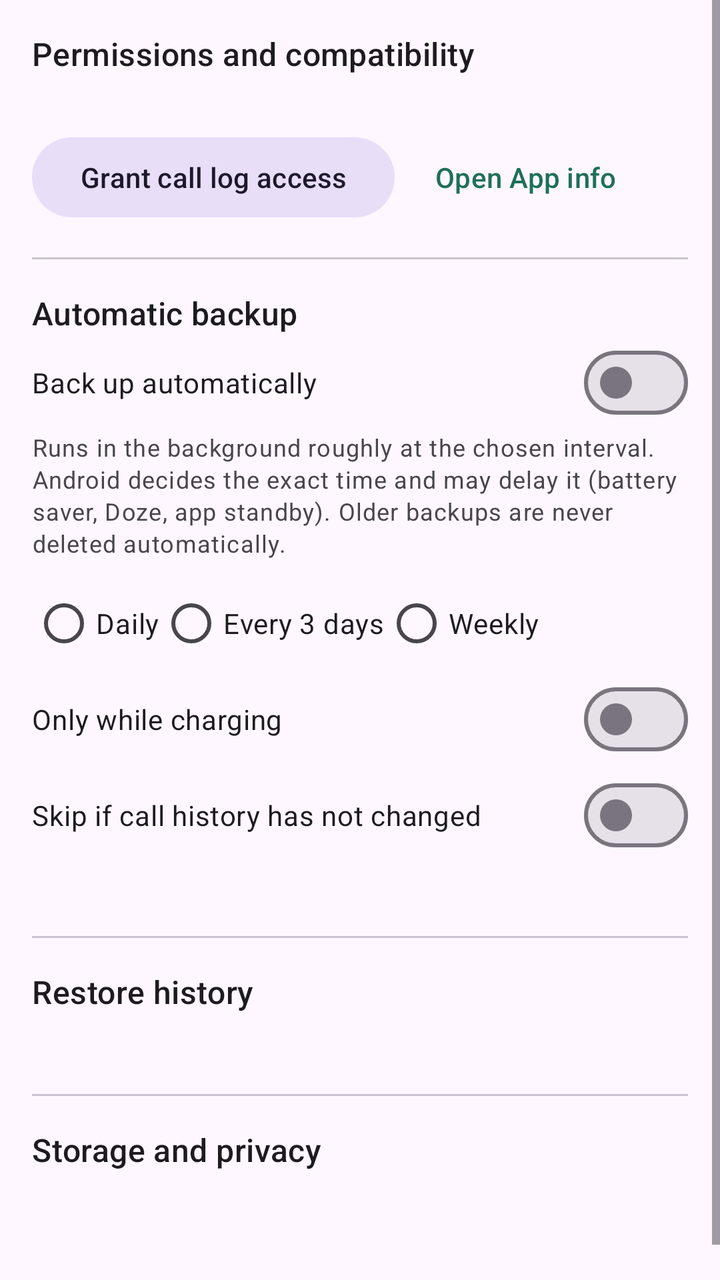
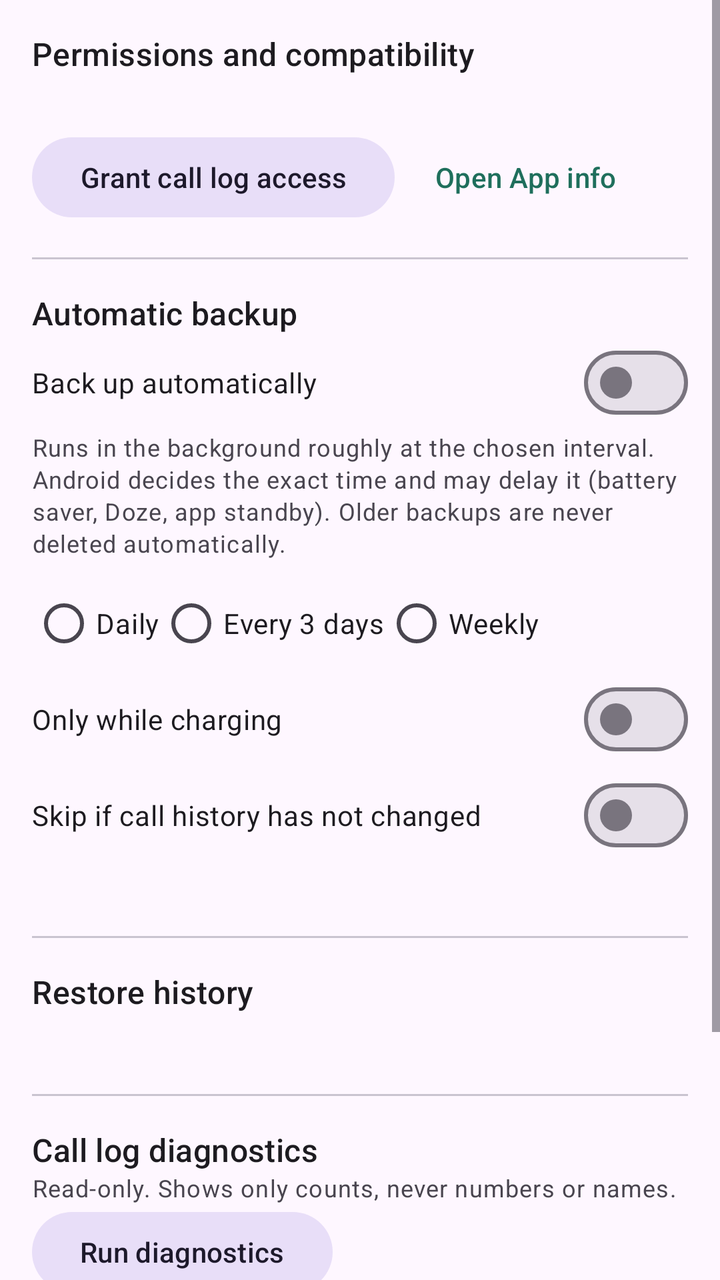

The first picture is an Android layout as it rendered before a commit; the second is the same layout after the commit. The layout source and the unified diff follow.
<!-- AndroidManifest.xml: application theme Theme.OpenCall -->
<!-- res/layout/fragment_settings.xml -->
<?xml version="1.0" encoding="utf-8"?>
<ScrollView xmlns:android="http://schemas.android.com/apk/res/android"
    android:layout_width="match_parent"
    android:layout_height="match_parent">

    <LinearLayout
        android:layout_width="match_parent"
        android:layout_height="wrap_content"
        android:orientation="vertical"
        android:padding="16dp">

        <TextView
            style="@style/TextAppearance.Material3.TitleMedium"
            android:layout_width="match_parent"
            android:layout_height="wrap_content"
            android:text="Permissions and compatibility" />

        <TextView
            android:id="@+id/permissionStatus"
            android:layout_width="match_parent"
            android:layout_height="wrap_content"
            android:layout_marginTop="8dp"
            android:textAppearance="?attr/textAppearanceBodyMedium" />

        <LinearLayout
            android:layout_width="match_parent"
            android:layout_height="wrap_content"
            android:orientation="horizontal">

            <Button
                android:id="@+id/grantButton"
                style="@style/Widget.Material3.Button.TonalButton"
                android:layout_width="wrap_content"
                android:layout_height="wrap_content"
                android:layout_marginEnd="8dp"
                android:text="@string/grant_permission" />

            <Button
                android:id="@+id/appInfoButton"
                style="@style/Widget.Material3.Button.TextButton"
                android:layout_width="wrap_content"
                android:layout_height="wrap_content"
                android:text="@string/open_app_info" />
        </LinearLayout>

        <com.google.android.material.divider.MaterialDivider
            android:layout_width="match_parent"
            android:layout_height="wrap_content"
            android:layout_marginVertical="16dp" />

        <TextView
            style="@style/TextAppearance.Material3.TitleMedium"
            android:layout_width="match_parent"
            android:layout_height="wrap_content"
            android:text="Automatic backup" />

        <com.google.android.material.materialswitch.MaterialSwitch
            android:id="@+id/autoEnabled"
            android:layout_width="match_parent"
            android:layout_height="wrap_content"
            android:text="Back up automatically" />

        <TextView
            android:layout_width="match_parent"
            android:layout_height="wrap_content"
            android:text="Runs in the background roughly at the chosen interval. Android decides the exact time and may delay it (battery saver, Doze, app standby). Older backups are never deleted automatically."
            android:textAppearance="?attr/textAppearanceBodySmall" />

        <RadioGroup
            android:id="@+id/autoInterval"
            android:layout_width="match_parent"
            android:layout_height="wrap_content"
            android:layout_marginTop="8dp"
            android:orientation="horizontal">

            <RadioButton
                android:id="@+id/interval1"
                android:layout_width="wrap_content"
                android:layout_height="wrap_content"
                android:text="Daily" />

            <RadioButton
                android:id="@+id/interval3"
                android:layout_width="wrap_content"
                android:layout_height="wrap_content"
                android:text="Every 3 days" />

            <RadioButton
                android:id="@+id/interval7"
                android:layout_width="wrap_content"
                android:layout_height="wrap_content"
                android:text="Weekly" />
        </RadioGroup>

        <com.google.android.material.materialswitch.MaterialSwitch
            android:id="@+id/autoCharging"
            android:layout_width="match_parent"
            android:layout_height="wrap_content"
            android:text="Only while charging" />

        <com.google.android.material.materialswitch.MaterialSwitch
            android:id="@+id/autoSkipUnchanged"
            android:layout_width="match_parent"
            android:layout_height="wrap_content"
            android:text="Skip if call history has not changed" />

        <TextView
            android:id="@+id/autoStatus"
            android:layout_width="match_parent"
            android:layout_height="wrap_content"
            android:layout_marginTop="4dp"
            android:textAppearance="?attr/textAppearanceBodySmall" />

        <com.google.android.material.divider.MaterialDivider
            android:layout_width="match_parent"
            android:layout_height="wrap_content"
            android:layout_marginVertical="16dp" />

        <TextView
            style="@style/TextAppearance.Material3.TitleMedium"
            android:layout_width="match_parent"
            android:layout_height="wrap_content"
            android:text="Restore history" />

        <TextView
            android:id="@+id/restoreHistory"
            android:layout_width="match_parent"
            android:layout_height="wrap_content"
            android:layout_marginTop="8dp"
            android:textAppearance="?attr/textAppearanceBodySmall" />

        <com.google.android.material.divider.MaterialDivider
            android:layout_width="match_parent"
            android:layout_height="wrap_content"
            android:layout_marginVertical="16dp" />

        <TextView
            style="@style/TextAppearance.Material3.TitleMedium"
            android:layout_width="match_parent"
            android:layout_height="wrap_content"
            android:text="Storage and privacy" />

        <TextView
            android:id="@+id/storageInfo"
            android:layout_width="match_parent"
            android:layout_height="wrap_content"
            android:layout_marginTop="8dp"
            android:textAppearance="?attr/textAppearanceBodySmall" />

        <TextView
            android:id="@+id/about"
            android:layout_width="match_parent"
            android:layout_height="wrap_content"
            android:layout_marginTop="16dp"
            android:textAppearance="?attr/textAppearanceBodySmall" />
    </LinearLayout>
</ScrollView>
<!-- resources referenced by this layout -->
<resources>
  <string name="grant_permission">Grant call log access</string>
  <string name="open_app_info">Open App info</string>
  <style name="Theme.OpenCall" parent="Theme.Material3.DayNight.NoActionBar">
          <item name="colorPrimary">@color/brand</item>
          <item name="colorSecondary">@color/brand</item>
      </style>
  <color name="brand">#1F6F5C</color>
</resources>

<!-- the commit's change to res/layout/fragment_settings.xml (unified diff, before → after) -->
@@ -138,6 +138,37 @@
             style="@style/TextAppearance.Material3.TitleMedium"
             android:layout_width="match_parent"
             android:layout_height="wrap_content"
+            android:text="Call log diagnostics" />
+
+        <TextView
+            android:layout_width="match_parent"
+            android:layout_height="wrap_content"
+            android:text="Read-only. Shows only counts, never numbers or names."
+            android:textAppearance="?attr/textAppearanceBodySmall" />
+
+        <Button
+            android:id="@+id/diagnosticsButton"
+            style="@style/Widget.Material3.Button.TonalButton"
+            android:layout_width="wrap_content"
+            android:layout_height="wrap_content"
+            android:text="Run diagnostics" />
+
+        <TextView
+            android:id="@+id/diagnosticsText"
+            android:layout_width="match_parent"
+            android:layout_height="wrap_content"
+            android:textAppearance="?attr/textAppearanceBodySmall"
+            android:textIsSelectable="true" />
+
+        <com.google.android.material.divider.MaterialDivider
+            android:layout_width="match_parent"
+            android:layout_height="wrap_content"
+            android:layout_marginVertical="16dp" />
+
+        <TextView
+            style="@style/TextAppearance.Material3.TitleMedium"
+            android:layout_width="match_parent"
+            android:layout_height="wrap_content"
             android:text="Storage and privacy" />
 
         <TextView
